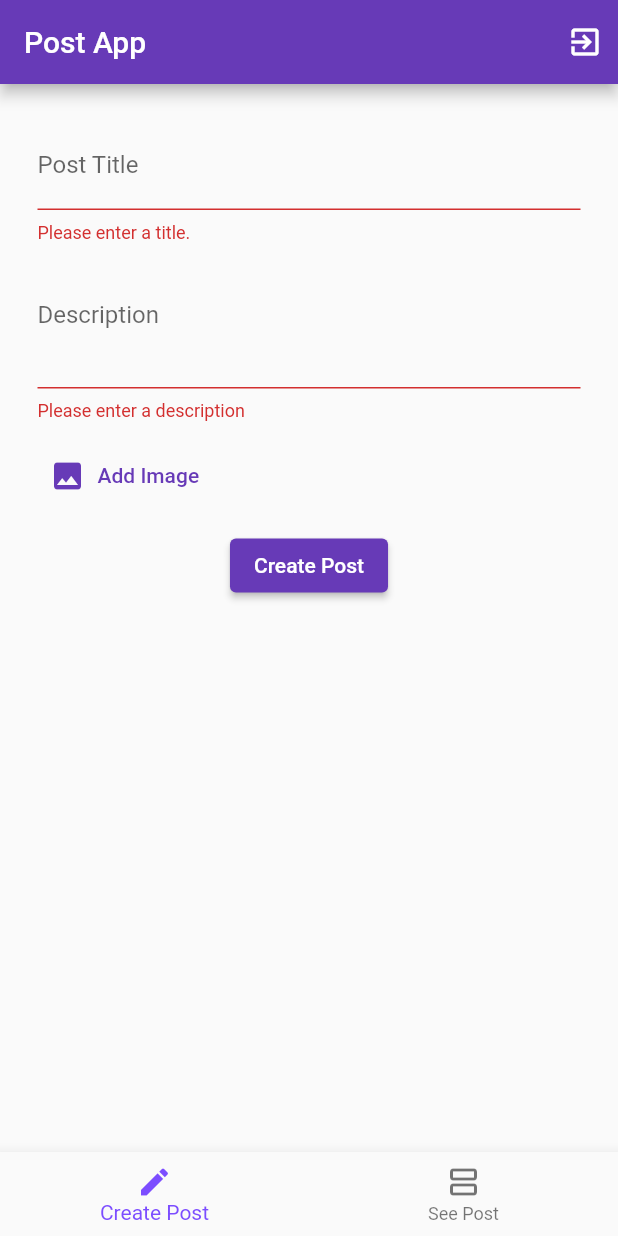
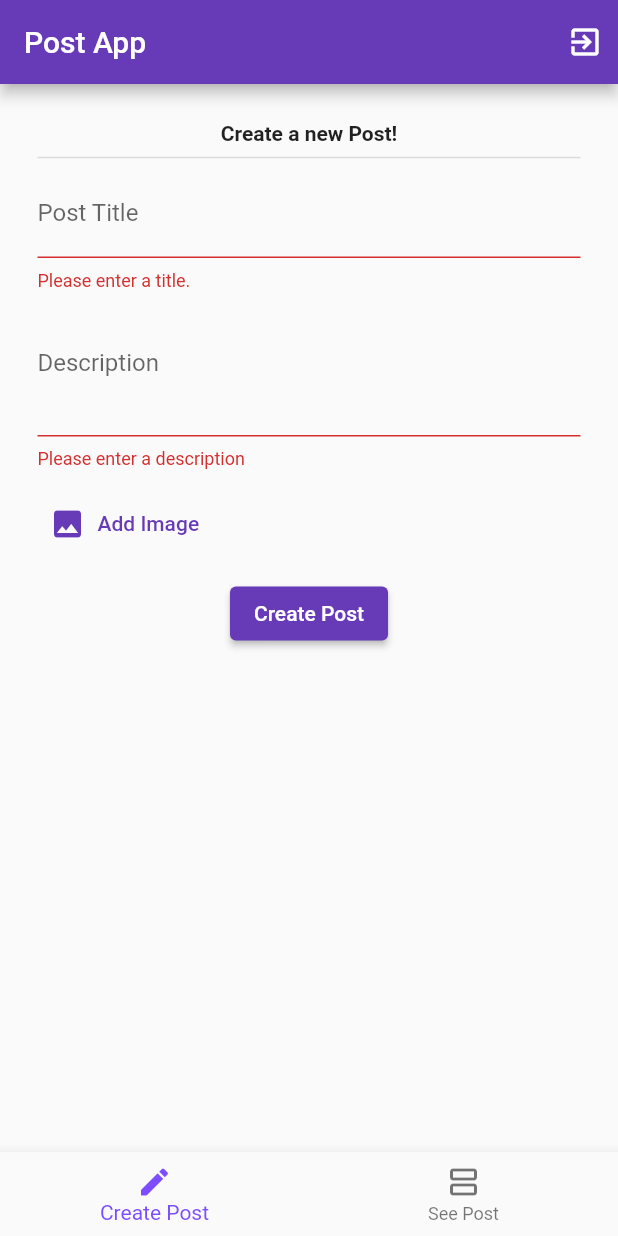
Before and after one commit to jagrati20/post_app, a Flutter app: the screen it shows once a user with an empty profile is signed in, after a tap on "Create Post", on a phone screen of 412 x 824 dp. Run offline on Flutter 3.47's test engine with Material 2 defaults, Android fonts, the phone set to English and light mode, and no system bars; our stand-ins replace cloud_firestore, firebase_auth, firebase_core, firebase_storage, image_picker; missing offline and left inert: dart:html, favorite_button; accounts and stored records are empty.

```diff
--- a/lib/widgets/post/create_post.dart
+++ b/lib/widgets/post/create_post.dart
@@ -7,14 +7,6 @@ import 'package:image_picker/image_picker.dart';
 import 'package:uuid/uuid.dart';
 
 class CreatePost extends StatefulWidget {
-  // CreatePost(this.createPostfn);
-
-  // final void Function(
-  //   File pickedImage,
-  //   String postTitle,
-  //   String postDescription,
-  // ) createPostfn;
-
   @override
   _CreatePostState createState() => _CreatePostState();
 }
@@ -32,8 +24,8 @@ class _CreatePostState extends State<CreatePost> {
 
   Future<void> _trySubmit() async {
     final isValid = _formKey.currentState.validate();
-    //close the keyboard
-    FocusScope.of(context).unfocus();
+    // //close the keyboard
+    // FocusScope.of(context).unfocus();
     final ref =
         FirebaseStorage.instance.ref().child('user_image').child(uuid + '.jpg');
     var url;
@@ -61,8 +53,7 @@ class _CreatePostState extends State<CreatePost> {
           ),
         );
       } catch (err) {
-        final scaffold = Scaffold.of(context);
-        scaffold.showSnackBar(
+        Scaffold.of(context).showSnackBar(
           SnackBar(
             content: Text(err),
           ),
@@ -81,11 +72,6 @@ class _CreatePostState extends State<CreatePost> {
       _pickedImage = pickedImageFile;
       _trySubmit();
     });
-    // widget.createPostfn(
-    //   _pickedImage,
-    //   _postTitle,
-    //   _postDescription,
-    // );
   }
 
   @override
@@ -96,8 +82,15 @@ class _CreatePostState extends State<CreatePost> {
       child: Form(
         key: _formKey,
         child: Column(
-          mainAxisSize: MainAxisSize.min,
+          mainAxisSize: MainAxisSize.max,
           children: <Widget>[
+            Text(
+              'Create a new Post!',
+              style: TextStyle(fontWeight: FontWeight.bold),
+            ),
+            const Divider(
+              thickness: 1,
+            ),
             TextFormField(
               key: ValueKey('title'),
               validator: (value) {
```
Also changed, not shown: lib/screens/home_screen.dart (+0 -9 lines), lib/widgets/post/view_post.dart (+80 -34 lines).
